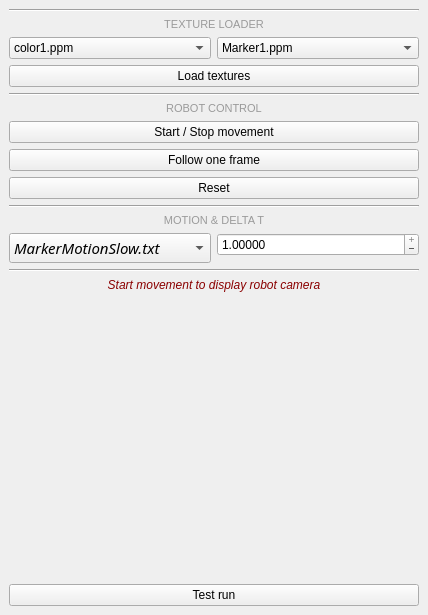
Above: robotics/SamplePluginPA10/src/SamplePlugin.ui from MathiasThor/rovi_final before the change. Below: the same form after it.
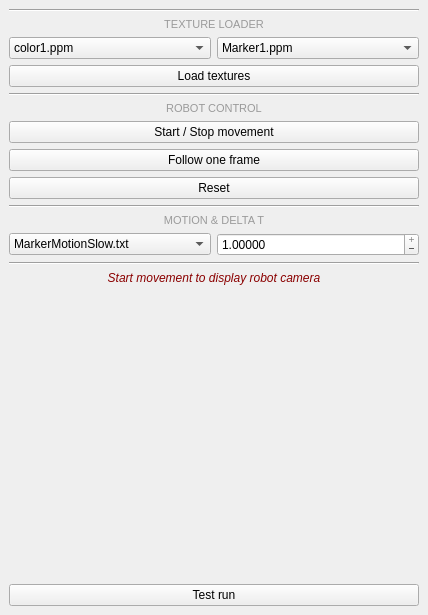
That is the form after the change.

```diff
--- a/robotics/SamplePluginPA10/src/SamplePlugin.ui
+++ b/robotics/SamplePluginPA10/src/SamplePlugin.ui
@@ -138,30 +138,16 @@
        </widget>
       </item>
       <item>
-       <layout class="QFormLayout" name="formLayout_2">
-        <property name="fieldGrowthPolicy">
-         <enum>QFormLayout::AllNonFixedFieldsGrow</enum>
+       <widget class="QLabel" name="label_3">
+        <property name="text">
+         <string>&lt;html&gt;&lt;head/&gt;&lt;body&gt;&lt;p align=&quot;center&quot;&gt;&lt;span style=&quot; font-size:8pt; color:#9a9a9a;&quot;&gt;MOTION &amp;amp; DELTA T&lt;/span&gt;&lt;/p&gt;&lt;/body&gt;&lt;/html&gt;</string>
         </property>
-        <item row="2" column="0">
+       </widget>
+      </item>
+      <item>
+       <layout class="QHBoxLayout" name="horizontalLayout_3">
+        <item>
          <widget class="QComboBox" name="_comboBox">
-          <property name="minimumSize">
-           <size>
-            <width>0</width>
-            <height>26</height>
-           </size>
-          </property>
-          <property name="font">
-           <font>
-            <family>Waree</family>
-            <pointsize>11</pointsize>
-            <weight>50</weight>
-            <italic>true</italic>
-            <bold>false</bold>
-           </font>
-          </property>
-          <property name="maxVisibleItems">
-           <number>3</number>
-          </property>
           <item>
            <property name="text">
             <string>MarkerMotionSlow.txt</string>
@@ -179,7 +165,7 @@
           </item>
          </widget>
         </item>
-        <item row="2" column="1">
+        <item>
          <widget class="QDoubleSpinBox" name="_DT">
           <property name="buttonSymbols">
            <enum>QAbstractSpinBox::PlusMinus</enum>
@@ -204,13 +190,6 @@
           </property>
          </widget>
         </item>
-        <item row="1" column="0" colspan="2">
-         <widget class="QLabel" name="label_3">
-          <property name="text">
-           <string>&lt;html&gt;&lt;head/&gt;&lt;body&gt;&lt;p align=&quot;center&quot;&gt;&lt;span style=&quot; font-size:8pt; color:#9a9a9a;&quot;&gt;MOTION &amp;amp; DELTA T&lt;/span&gt;&lt;/p&gt;&lt;/body&gt;&lt;/html&gt;</string>
-          </property>
-         </widget>
-        </item>
        </layout>
       </item>
       <item>
```
